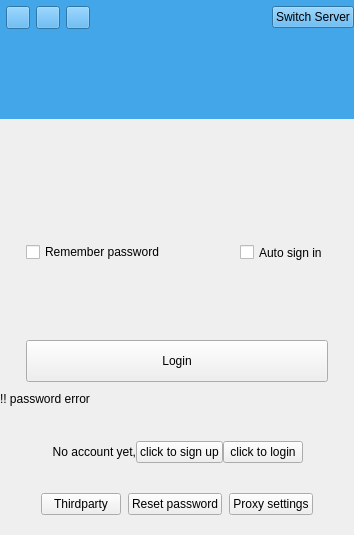
Qt form src/ui/wizLoginDialog.ui (WizTeam/WizQTClient) before a commit.
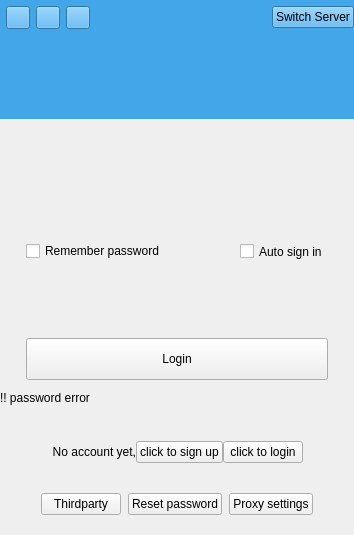
The same form after that commit. Custom widgets are drawn as their Qt base class.

```diff
--- a/src/ui/wizLoginDialog.ui
+++ b/src/ui/wizLoginDialog.ui
@@ -574,9 +574,18 @@
    </item>
    <item>
     <widget class="QLabel" name="label_passwordError">
+     <property name="minimumSize">
+      <size>
+       <width>0</width>
+       <height>16</height>
+      </size>
+     </property>
      <property name="text">
       <string>!! password error</string>
      </property>
+     <property name="wordWrap">
+      <bool>true</bool>
+     </property>
     </widget>
    </item>
    <item>
```
